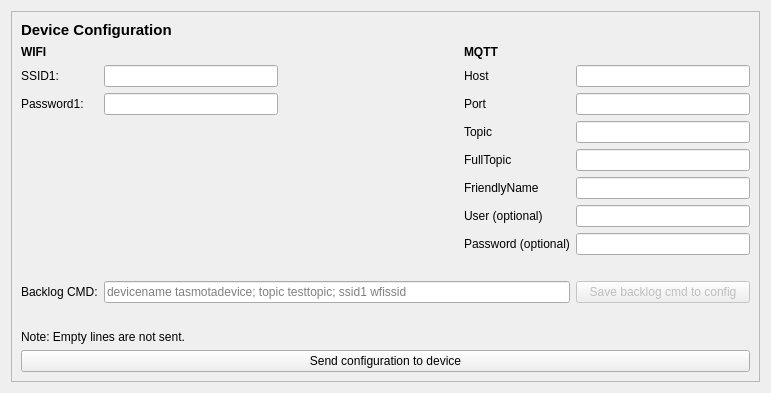
Old version of the form dev_config.ui in the repository Gifford47/tasmohab.
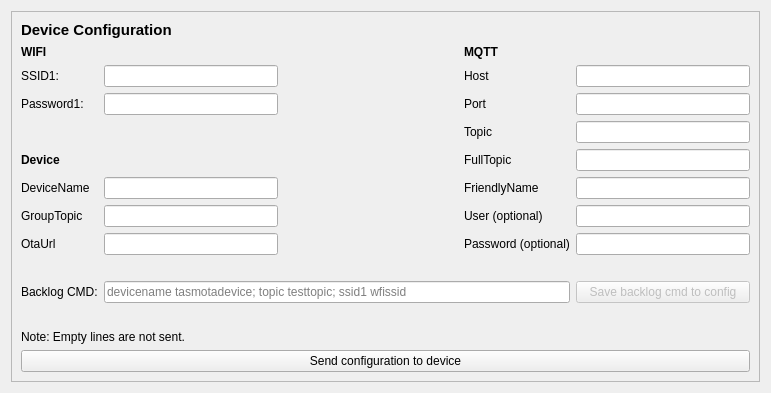
New version of the form.

Commit message: several small ui addtions: - add several command inputs to configure device - updated requirements.txt

```diff
--- a/dev_config.ui
+++ b/dev_config.ui
@@ -225,6 +225,49 @@
           </property>
          </widget>
         </item>
+        <item row="4" column="0">
+         <widget class="QLabel" name="label_15">
+          <property name="font">
+           <font>
+            <weight>75</weight>
+            <bold>true</bold>
+           </font>
+          </property>
+          <property name="text">
+           <string>Device</string>
+          </property>
+         </widget>
+        </item>
+        <item row="5" column="0">
+         <widget class="QLabel" name="label_16">
+          <property name="text">
+           <string>DeviceName</string>
+          </property>
+         </widget>
+        </item>
+        <item row="5" column="1">
+         <widget class="QLineEdit" name="DeviceName"/>
+        </item>
+        <item row="6" column="0">
+         <widget class="QLabel" name="label_17">
+          <property name="text">
+           <string>GroupTopic</string>
+          </property>
+         </widget>
+        </item>
+        <item row="6" column="1">
+         <widget class="QLineEdit" name="GroupTopic"/>
+        </item>
+        <item row="7" column="0">
+         <widget class="QLabel" name="label_18">
+          <property name="text">
+           <string>OtaUrl</string>
+          </property>
+         </widget>
+        </item>
+        <item row="7" column="1">
+         <widget class="QLineEdit" name="OtaUrl"/>
+        </item>
        </layout>
       </item>
       <item>
```
Left out of the diff: 3 changed lines with no effect on the pictures. The commit also changes 3 other files.
